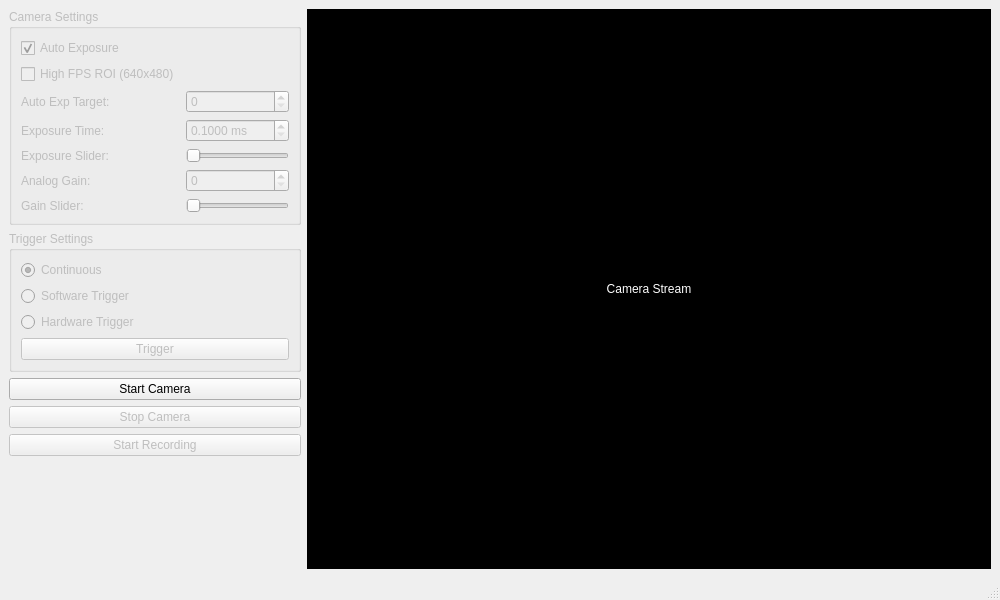
Above: mainwindow.ui from dakoner/mindvision_python_app before the change. Below: the same form after it.
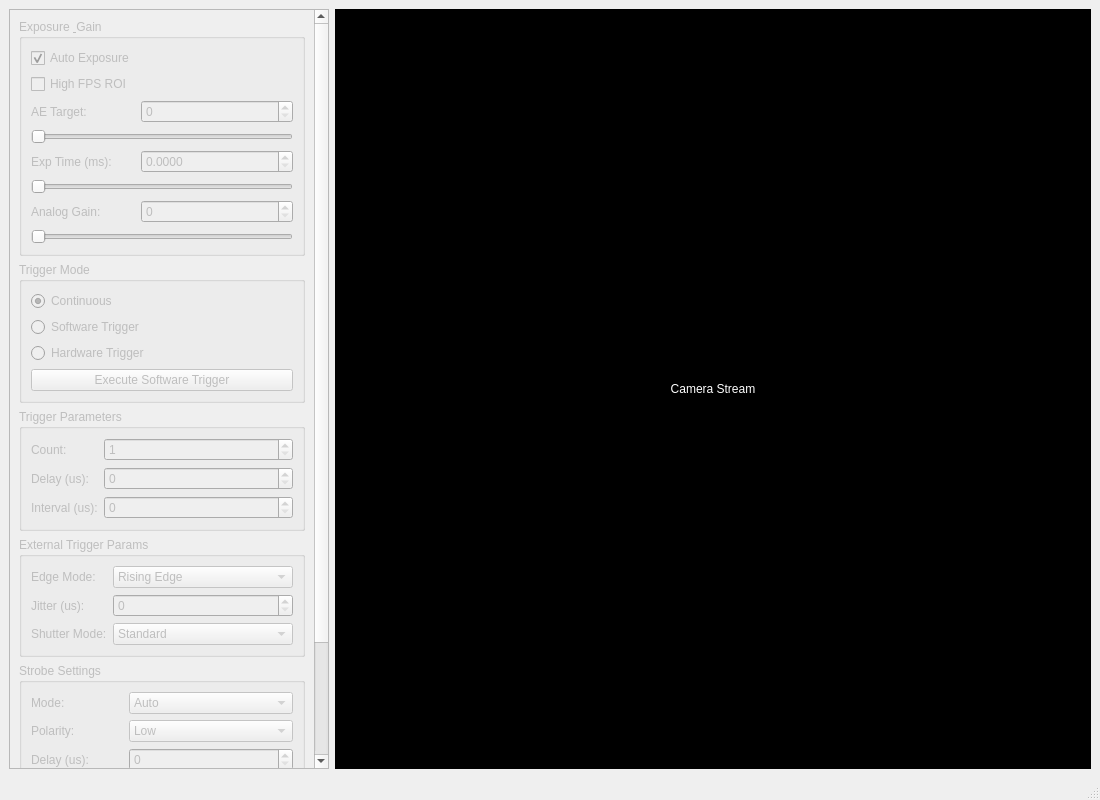
That is the form after the change.

Commit message: Add more support for trigger/strobe settings

Patch:
```diff
--- a/mainwindow.ui
+++ b/mainwindow.ui
@@ -6,8 +6,8 @@
    <rect>
     <x>0</x>
     <y>0</y>
-    <width>1000</width>
-    <height>600</height>
+    <width>1100</width>
+    <height>800</height>
    </rect>
   </property>
   <property name="windowTitle">
@@ -16,23 +16,45 @@
   <widget class="QWidget" name="centralwidget">
    <layout class="QHBoxLayout" name="main_layout">
     <item>
-     <layout class="QVBoxLayout" name="side_panel">
-      <property name="sizeConstraint">
-       <enum>QLayout::SetFixedSize</enum>
+     <widget class="QScrollArea" name="scrollArea">
+      <property name="sizePolicy">
+       <sizepolicy hsizetype="Fixed" vsizetype="Expanding">
+        <horstretch>0</horstretch>
+        <verstretch>0</verstretch>
+       </sizepolicy>
       </property>
+      <property name="minimumSize">
+       <size>
+        <width>320</width>
+        <height>0</height>
+       </size>
+      </property>
+      <property name="maximumSize">
+       <size>
+        <width>320</width>
+        <height>16777215</height>
+       </size>
+      </property>
+      <property name="widgetResizable">
+       <bool>true</bool>
+      </property>
+      <widget class="QWidget" name="scrollAreaWidgetContents">
+       <property name="geometry">
+        <rect>
+         <x>0</x>
+         <y>0</y>
+         <width>318</width>
+         <height>800</height>
+        </rect>
+       </property>
+       <layout class="QVBoxLayout" name="scroll_layout">
       <item>
        <widget class="QGroupBox" name="controls_group">
         <property name="enabled">
          <bool>false</bool>
         </property>
-        <property name="maximumSize">
-         <size>
-          <width>300</width>
-          <height>16777215</height>
-         </size>
-        </property>
         <property name="title">
-         <string>Camera Settings</string>
+           <string>Exposure &amp; Gain</string>
         </property>
         <layout class="QFormLayout" name="controls_layout">
          <item row="0" column="0">
@@ -48,35 +70,39 @@
          <item row="1" column="0">
           <widget class="QCheckBox" name="chk_roi">
            <property name="text">
-            <string>High FPS ROI (640x480)</string>
+              <string>High FPS ROI</string>
            </property>
           </widget>
          </item>
          <item row="2" column="0">
           <widget class="QLabel" name="label_ae_target">
            <property name="text">
-            <string>Auto Exp Target:</string>
+              <string>AE Target:</string>
            </property>
           </widget>
          </item>
          <item row="2" column="1">
           <widget class="QSpinBox" name="spin_ae_target">
-           <property name="minimum">
-            <number>0</number>
-           </property>
            <property name="maximum">
             <number>255</number>
            </property>
           </widget>
          </item>
-         <item row="3" column="0">
+           <item row="3" column="0" colspan="2">
+            <widget class="QSlider" name="slider_ae_target">
+             <property name="orientation">
+              <enum>Qt::Horizontal</enum>
+             </property>
+            </widget>
+           </item>
+           <item row="4" column="0">
           <widget class="QLabel" name="label_exposure_time">
            <property name="text">
-            <string>Exposure Time:</string>
+              <string>Exp Time (ms):</string>
            </property>
           </widget>
          </item>
-         <item row="3" column="1">
+           <item row="4" column="1">
           <widget class="QDoubleSpinBox" name="spin_exposure_time">
            <property name="enabled">
             <bool>false</bool>
@@ -84,25 +110,12 @@
            <property name="decimals">
             <number>4</number>
            </property>
-           <property name="minimum">
-            <double>0.100000000000000</double>
-           </property>
            <property name="maximum">
-            <double>1000.000000000000000</double>
-           </property>
-           <property name="suffix">
-            <string> ms</string>
-           </property>
-          </widget>
-         </item>
-         <item row="4" column="0">
-          <widget class="QLabel" name="label_exposure_slider">
-           <property name="text">
-            <string>Exposure Slider:</string>
-           </property>
-          </widget>
-         </item>
-         <item row="4" column="1">
+              <double>100000.000000000000000</double>
+             </property>
+            </widget>
+           </item>
+           <item row="5" column="0" colspan="2">
           <widget class="QSlider" name="slider_exposure">
            <property name="enabled">
             <bool>false</bool>
@@ -115,28 +128,21 @@
            </property>
           </widget>
          </item>
-         <item row="5" column="0">
+           <item row="6" column="0">
           <widget class="QLabel" name="label_gain">
            <property name="text">
             <string>Analog Gain:</string>
            </property>
           </widget>
          </item>
-         <item row="5" column="1">
-          <widget class="QSpinBox" name="spin_gain">
-           <property name="maximum">
-            <number>100</number>
-           </property>
-          </widget>
-         </item>
-         <item row="6" column="0">
-          <widget class="QLabel" name="label_gain_slider">
-           <property name="text">
-            <string>Gain Slider:</string>
-           </property>
-          </widget>
-         </item>
          <item row="6" column="1">
+            <widget class="QSpinBox" name="spin_gain">
+             <property name="maximum">
+              <number>1000</number>
+             </property>
+            </widget>
+           </item>
+           <item row="7" column="0" colspan="2">
           <widget class="QSlider" name="slider_gain">
            <property name="orientation">
             <enum>Qt::Horizontal</enum>
@@ -151,14 +157,8 @@
         <property name="enabled">
          <bool>false</bool>
         </property>
-        <property name="maximumSize">
-         <size>
-          <width>300</width>
-          <height>16777215</height>
-         </size>
-        </property>
         <property name="title">
-         <string>Trigger Settings</string>
+           <string>Trigger Mode</string>
         </property>
         <layout class="QVBoxLayout" name="trigger_layout">
          <item>
@@ -191,21 +191,233 @@
             <bool>false</bool>
            </property>
            <property name="text">
-            <string>Trigger</string>
+              <string>Execute Software Trigger</string>
            </property>
           </widget>
          </item>
         </layout>
        </widget>
       </item>
+        <item>
+         <widget class="QGroupBox" name="trigger_params_group">
+          <property name="enabled">
+           <bool>false</bool>
+          </property>
+          <property name="title">
+           <string>Trigger Parameters</string>
+          </property>
+          <layout class="QFormLayout" name="formLayout_2">
+           <item row="0" column="0">
+            <widget class="QLabel" name="label_trig_count">
+             <property name="text">
+              <string>Count:</string>
+             </property>
+            </widget>
+           </item>
+           <item row="0" column="1">
+            <widget class="QSpinBox" name="spin_trigger_count">
+             <property name="minimum">
+              <number>1</number>
+             </property>
+             <property name="maximum">
+              <number>1000</number>
+             </property>
+            </widget>
+           </item>
+           <item row="1" column="0">
+            <widget class="QLabel" name="label_trig_delay">
+             <property name="text">
+              <string>Delay (us):</string>
+             </property>
+            </widget>
+           </item>
+           <item row="1" column="1">
+            <widget class="QSpinBox" name="spin_trigger_delay">
+             <property name="maximum">
+              <number>10000000</number>
+             </property>
+            </widget>
+           </item>
+           <item row="2" column="0">
+            <widget class="QLabel" name="label_trig_interval">
+             <property name="text">
+              <string>Interval (us):</string>
+             </property>
+            </widget>
+           </item>
+           <item row="2" column="1">
+            <widget class="QSpinBox" name="spin_trigger_interval">
+             <property name="maximum">
+              <number>10000000</number>
+             </property>
+            </widget>
+           </item>
+          </layout>
+         </widget>
+        </item>
+        <item>
+         <widget class="QGroupBox" name="ext_trigger_group">
+          <property name="enabled">
+           <bool>false</bool>
+          </property>
+          <property name="title">
+           <string>External Trigger Params</string>
+          </property>
+          <layout class="QFormLayout" name="formLayout_3">
+           <item row="0" column="0">
+            <widget class="QLabel" name="label_ext_mode">
+             <property name="text">
+              <string>Edge Mode:</string>
+             </property>
+            </widget>
+           </item>
+           <item row="0" column="1">
+            <widget class="QComboBox" name="combo_ext_mode">
+             <item>
+              <property name="text">
+               <string>Rising Edge</string>
+              </property>
+             </item>
+             <item>
+              <property name="text">
+               <string>Falling Edge</string>
+              </property>
+             </item>
+            </widget>
+           </item>
+           <item row="1" column="0">
+            <widget class="QLabel" name="label_ext_jitter">
+             <property name="text">
+              <string>Jitter (us):</string>
+             </property>
+            </widget>
+           </item>
+           <item row="1" column="1">
+            <widget class="QSpinBox" name="spin_ext_jitter">
+             <property name="maximum">
+              <number>1000000</number>
+             </property>
+            </widget>
+           </item>
+           <item row="2" column="0">
+            <widget class="QLabel" name="label_ext_shutter">
+             <property name="text">
+              <string>Shutter Mode:</string>
+             </property>
+            </widget>
+           </item>
+           <item row="2" column="1">
+            <widget class="QComboBox" name="combo_ext_shutter">
+             <item>
+              <property name="text">
+               <string>Standard</string>
+              </property>
+             </item>
+             <item>
+              <property name="text">
+               <string>Mode 1</string>
+              </property>
+             </item>
+            </widget>
+           </item>
+          </layout>
+         </widget>
+        </item>
+        <item>
+         <widget class="QGroupBox" name="strobe_group">
+          <property name="enabled">
+           <bool>false</bool>
+          </property>
+          <property name="title">
+           <string>Strobe Settings</string>
+          </property>
+          <layout class="QFormLayout" name="formLayout_4">
+           <item row="0" column="0">
+            <widget class="QLabel" name="label_strobe_mode">
+             <property name="text">
+              <string>Mode:</string>
+             </property>
+            </widget>
+           </item>
+           <item row="0" column="1">
+            <widget class="QComboBox" name="combo_strobe_mode">
+             <item>
+              <property name="text">
+               <string>Auto</string>
+              </property>
+             </item>
+             <item>
+              <property name="text">
+               <string>Manual/Semi-Auto</string>
+              </property>
+             </item>
+            </widget>
+           </item>
+           <item row="1" column="0">
+            <widget class="QLabel" name="label_strobe_polarity">
+             <property name="text">
+              <string>Polarity:</string>
+             </property>
+            </widget>
+           </item>
+           <item row="1" column="1">
+            <widget class="QComboBox" name="combo_strobe_polarity">
+             <property name="enabled">
+              <bool>false</bool>
+             </property>
+             <item>
+              <property name="text">
+               <string>Low</string>
+              </property>
+             </item>
+             <item>
+              <property name="text">
+               <string>High</string>
+              </property>
+             </item>
+            </widget>
+           </item>
+           <item row="2" column="0">
+            <widget class="QLabel" name="label_strobe_delay">
+             <property name="text">
+              <string>Delay (us):</string>
+             </property>
+            </widget>
+           </item>
+           <item row="2" column="1">
+            <widget class="QSpinBox" name="spin_strobe_delay">
+             <property name="enabled">
+              <bool>false</bool>
+             </property>
+             <property name="maximum">
+              <number>10000000</number>
+             </property>
+            </widget>
+           </item>
+           <item row="3" column="0">
+            <widget class="QLabel" name="label_strobe_width">
+             <property name="text">
+              <string>Pulse Width (us):</string>
+             </property>
+            </widget>
+           </item>
+           <item row="3" column="1">
+            <widget class="QSpinBox" name="spin_strobe_width">
+             <property name="enabled">
+              <bool>false</bool>
+             </property>
+             <property name="maximum">
+              <number>10000000</number>
+             </property>
+            </widget>
+           </item>
+          </layout>
+         </widget>
+        </item>
+        <item>
+         <layout class="QVBoxLayout" name="main_btn_layout">
       <item>
        <widget class="QPushButton" name="start_btn">
-        <property name="maximumSize">
-         <size>
-          <width>300</width>
-          <height>16777215</height>
-         </size>
-        </property>
         <property name="text">
          <string>Start Camera</string>
         </property>
@@ -216,12 +428,6 @@
         <property name="enabled">
          <bool>false</bool>
         </property>
-        <property name="maximumSize">
-         <size>
-          <width>300</width>
-          <height>16777215</height>
-         </size>
-        </property>
         <property name="text">
          <string>Stop Camera</string>
         </property>
@@ -232,17 +438,13 @@
         <property name="enabled">
          <bool>false</bool>
         </property>
-        <property name="maximumSize">
-         <size>
-          <width>300</width>
-          <height>16777215</height>
-         </size>
-        </property>
         <property name="text">
          <string>Start Recording</string>
         </property>
        </widget>
       </item>
+         </layout>
+        </item>
       <item>
        <spacer name="verticalSpacer">
         <property name="orientation">
@@ -257,6 +459,8 @@
        </spacer>
       </item>
      </layout>
+      </widget>
+     </widget>
     </item>
     <item>
      <widget class="QLabel" name="video_label">
```
Lines whose indentation alone changed are shown as unchanged. The commit also changes 1 other file.
